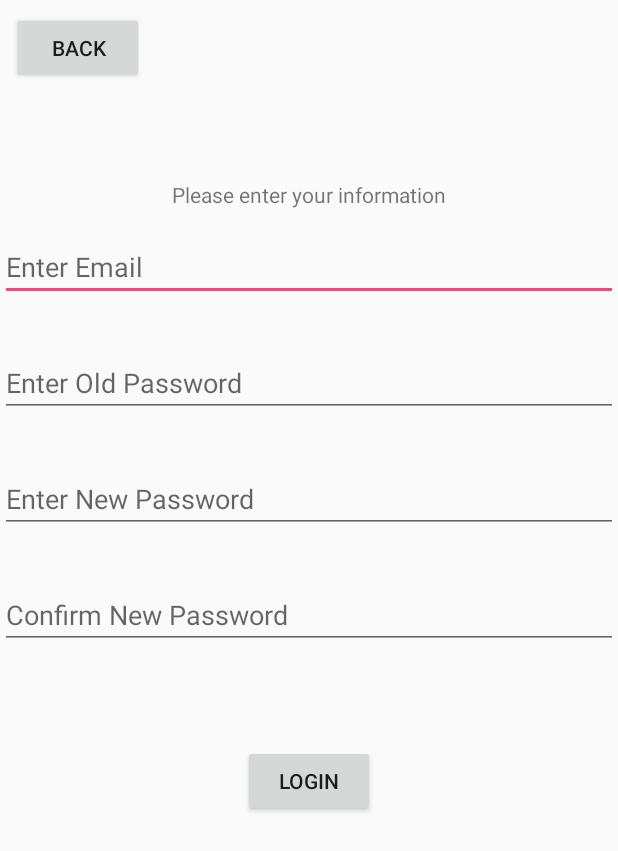
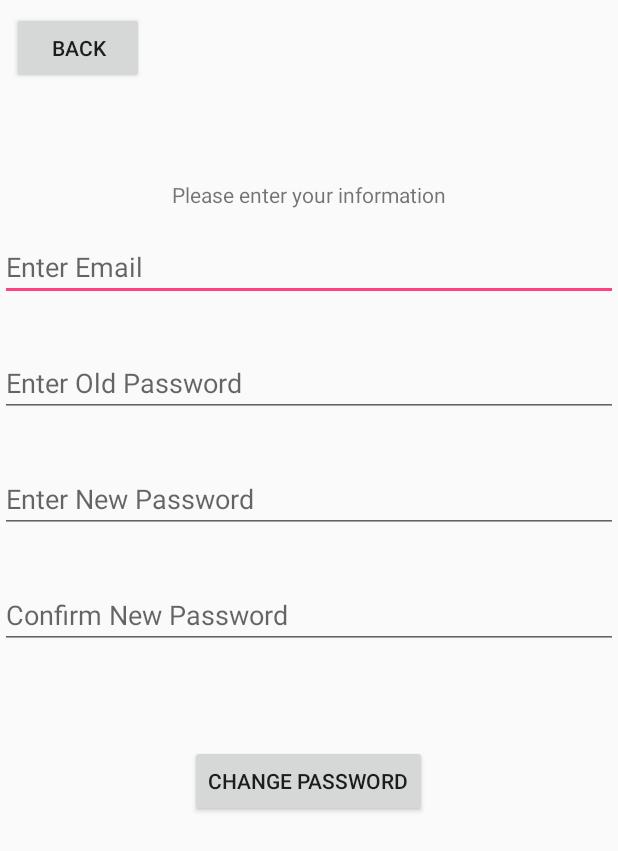
Before and after one commit to bernie830/Clustr, an Android app: the ChangePasswordFragment screen opened directly, with no data from a screen before it, on a phone screen of 412 x 824 dp. Shown: the top 851 px of the screen. Run offline under Robolectric (Android 15) with nearby library versions, the light colour scheme and no system bars; our stand-ins replace Firebase (no records; nobody signed in at launch, a user with empty details on screens opened directly).

Commit message:
Fixed a small issue

```diff
--- a/app/src/main/res/layout/fragment_change_password.xml
+++ b/app/src/main/res/layout/fragment_change_password.xml
@@ -69,7 +69,7 @@
                 android:layout_height="wrap_content"
                 android:layout_gravity="center"
                 android:layout_marginTop="64dp"
-                android:text="Login" />
+                android:text="Change Password" />
 
         </LinearLayout>
     </ScrollView>
```
